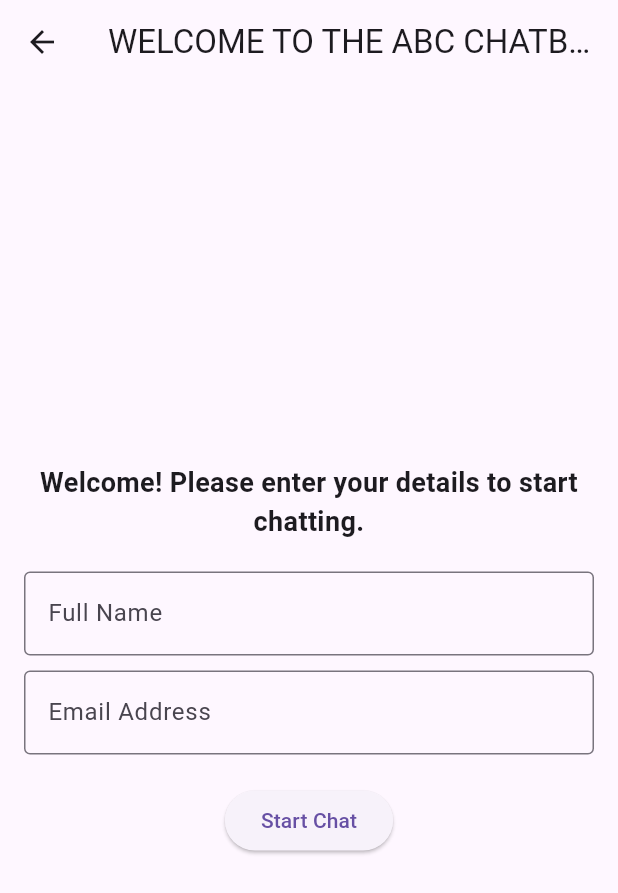
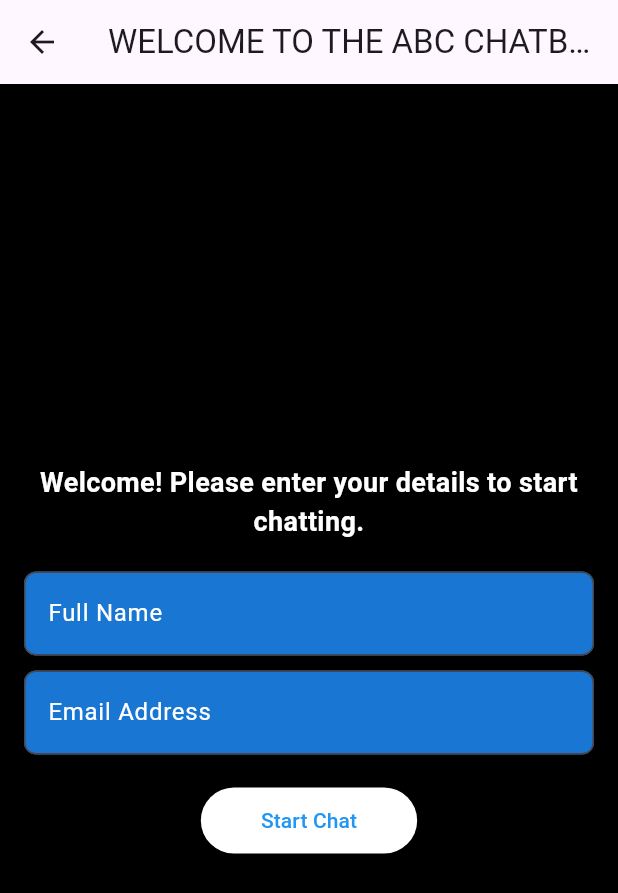
Before and after one commit to Thilan071/car-sales-agent, a Flutter app: the ChatbotScreen screen opened directly, on a phone screen of 412 x 824 dp. Shown: the top 893 px of the screen. Run offline on Flutter 3.47's test engine with Material 3 defaults, Android fonts, the phone set to English and light mode, and no system bars; network calls fail.

Commit message:
change ui

```diff
--- a/lib/main.dart
+++ b/lib/main.dart
@@ -284,7 +284,9 @@ class _ChatbotScreenState extends State<ChatbotScreen> {
   }
 
   Widget buildUserForm() {
-    return Padding(
+    return Container(
+      color: Colors.black, // Set background color
+      child: Padding(
         padding: const EdgeInsets.all(16.0),
         child: Column(
           mainAxisAlignment: MainAxisAlignment.center,
@@ -292,24 +294,43 @@ class _ChatbotScreenState extends State<ChatbotScreen> {
             const Text(
               'Welcome! Please enter your details to start chatting.',
               textAlign: TextAlign.center,
-            style: TextStyle(fontSize: 18, fontWeight: FontWeight.bold),
+              style: TextStyle(
+                fontSize: 18,
+                fontWeight: FontWeight.bold,
+                color:
+                    Colors.white, // Ensure text is visible on blue background
+              ),
             ),
             const SizedBox(height: 20),
             TextField(
               controller: _nameController,
-            decoration: const InputDecoration(
+              style: const TextStyle(color: Colors.white), // White text color
+              decoration: InputDecoration(
                 labelText: 'Full Name',
-              border: OutlineInputBorder(),
+                labelStyle: const TextStyle(color: Colors.white), // White label
+                border: OutlineInputBorder(
+                  borderRadius: BorderRadius.circular(8),
+                ),
+                filled: true,
+                fillColor:
+                    Colors.blue[700], // Darker shade of blue for input box
               ),
             ),
             const SizedBox(height: 10),
             TextField(
               controller: _emailController,
-            decoration: const InputDecoration(
+              keyboardType: TextInputType.emailAddress,
+              style: const TextStyle(color: Colors.white), // White text color
+              decoration: InputDecoration(
                 labelText: 'Email Address',
-              border: OutlineInputBorder(),
+                labelStyle: const TextStyle(color: Colors.white), // White label
+                border: OutlineInputBorder(
+                  borderRadius: BorderRadius.circular(8),
                 ),
-            keyboardType: TextInputType.emailAddress,
+                filled: true,
+                fillColor:
+                    Colors.blue[700], // Darker shade of blue for input box
+              ),
             ),
             const SizedBox(height: 20),
             ElevatedButton(
@@ -321,9 +342,18 @@ class _ChatbotScreenState extends State<ChatbotScreen> {
                   });
                 }
               },
+              style: ElevatedButton.styleFrom(
+                backgroundColor: Colors.white, // White button
+                foregroundColor: Colors.blue, // Blue text
+                padding: const EdgeInsets.symmetric(
+                  horizontal: 40,
+                  vertical: 12,
+                ),
+              ),
               child: const Text('Start Chat'),
             ),
           ],
+        ),
       ),
     );
   }
```
Lines whose indentation alone changed are shown as unchanged.
